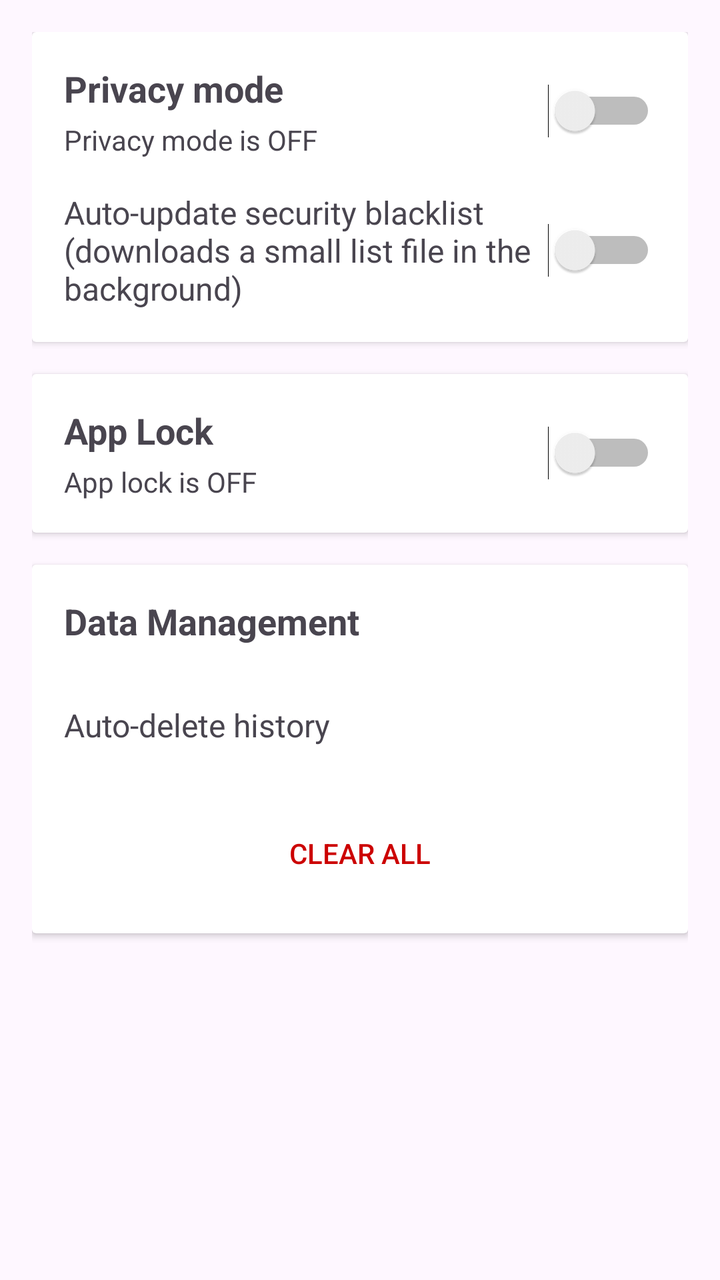
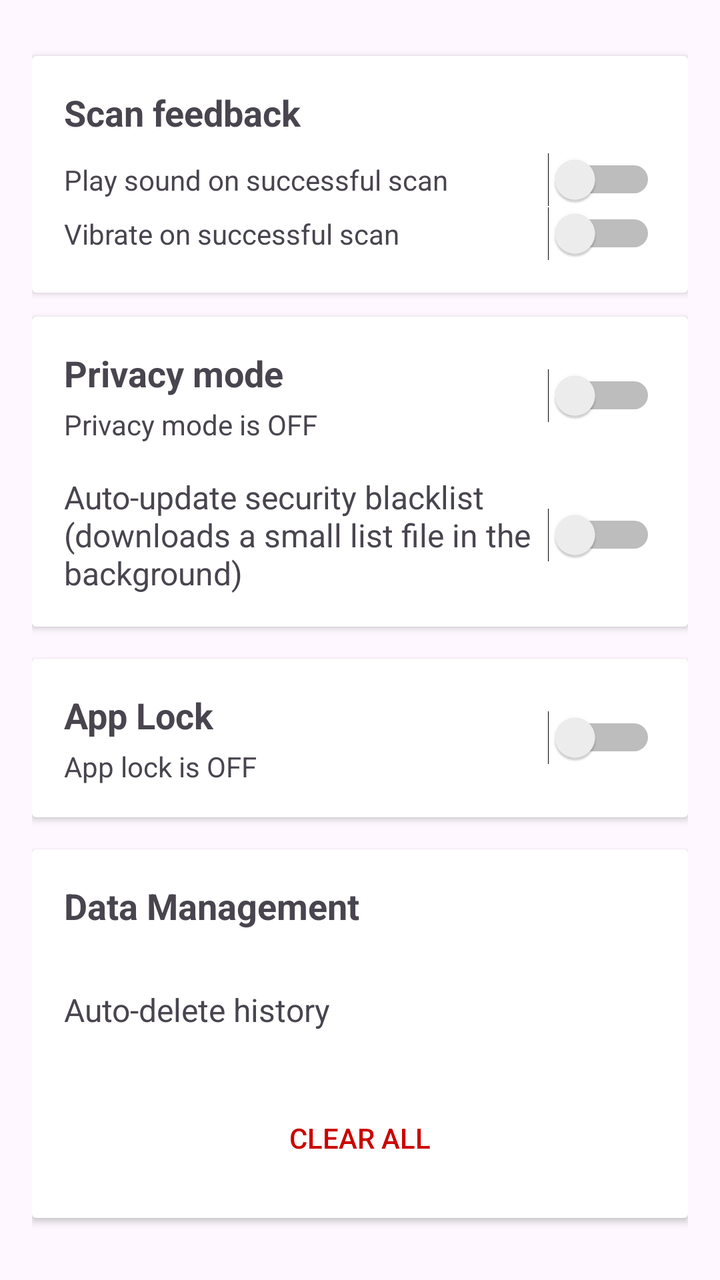

An Android layout rendered at two revisions. The XML below is the earlier revision; the diff shows what the commit changed to produce the second picture.
<!-- AndroidManifest.xml: application theme Theme.QRCodeSimple -->
<!-- res/layout/activity_privacy_settings.xml -->
<?xml version="1.0" encoding="utf-8"?>
<LinearLayout xmlns:android="http://schemas.android.com/apk/res/android"
    xmlns:app="http://schemas.android.com/apk/res-auto"
    android:layout_width="match_parent"
    android:layout_height="match_parent"
    android:orientation="vertical"
    android:padding="16dp">

    <androidx.cardview.widget.CardView
        android:layout_width="match_parent"
        android:layout_height="wrap_content">

        <LinearLayout
            android:layout_width="match_parent"
            android:layout_height="wrap_content"
            android:orientation="vertical"
            android:padding="16dp">

            <LinearLayout
                android:layout_width="match_parent"
                android:layout_height="wrap_content"
                android:orientation="horizontal"
                android:gravity="center_vertical">

                <LinearLayout
                    android:layout_width="0dp"
                    android:layout_height="wrap_content"
                    android:layout_weight="1"
                    android:orientation="vertical">

                    <TextView
                        android:layout_width="wrap_content"
                        android:layout_height="wrap_content"
                        android:text="@string/privacy_mode"
                        android:textSize="18sp"
                        android:textStyle="bold" />

                    <TextView
                        android:id="@+id/tvPrivacyStatus"
                        android:layout_width="wrap_content"
                        android:layout_height="wrap_content"
                        android:text="@string/privacy_mode_off"
                        android:textSize="14sp"
                        android:layout_marginTop="4dp" />

                </LinearLayout>

                <Switch
                    android:id="@+id/switchPrivacyMode"
                    android:layout_width="wrap_content"
                    android:layout_height="wrap_content" />

            </LinearLayout>

            <LinearLayout
                android:layout_width="match_parent"
                android:layout_height="wrap_content"
                android:orientation="horizontal"
                android:gravity="center_vertical"
                android:layout_marginTop="16dp">

                <TextView
                    android:layout_width="0dp"
                    android:layout_height="wrap_content"
                    android:layout_weight="1"
                    android:text="@string/blacklist_auto_update"
                    android:textSize="16sp" />

                <Switch
                    android:id="@+id/switchBlacklistAutoUpdate"
                    android:layout_width="wrap_content"
                    android:layout_height="wrap_content" />

            </LinearLayout>

        </LinearLayout>

    </androidx.cardview.widget.CardView>

    <androidx.cardview.widget.CardView
        android:id="@+id/cardPrivacyInfo"
        android:layout_width="match_parent"
        android:layout_height="wrap_content"
        android:layout_marginTop="16dp"
        android:visibility="gone">

        <LinearLayout
            android:layout_width="match_parent"
            android:layout_height="wrap_content"
            android:orientation="vertical"
            android:padding="16dp">

            <TextView
                android:layout_width="wrap_content"
                android:layout_height="wrap_content"
                android:text="@string/privacy_mode_active"
                android:textSize="16sp"
                android:textStyle="bold"
                android:textColor="?attr/colorPrimary" />

            <TextView
                android:layout_width="wrap_content"
                android:layout_height="wrap_content"
                android:text="@string/privacy_mode_info"
                android:textSize="14sp"
                android:layout_marginTop="8dp" />

        </LinearLayout>

    </androidx.cardview.widget.CardView>

    <androidx.cardview.widget.CardView
        android:layout_width="match_parent"
        android:layout_height="wrap_content"
        android:layout_marginTop="16dp">

        <LinearLayout
            android:layout_width="match_parent"
            android:layout_height="wrap_content"
            android:orientation="vertical"
            android:padding="16dp">

            <LinearLayout
                android:layout_width="match_parent"
                android:layout_height="wrap_content"
                android:orientation="horizontal"
                android:gravity="center_vertical">

                <LinearLayout
                    android:layout_width="0dp"
                    android:layout_height="wrap_content"
                    android:layout_weight="1"
                    android:orientation="vertical">

                    <TextView
                        android:layout_width="wrap_content"
                        android:layout_height="wrap_content"
                        android:text="@string/app_lock"
                        android:textSize="18sp"
                        android:textStyle="bold" />

                    <TextView
                        android:id="@+id/tvAppLockStatus"
                        android:layout_width="wrap_content"
                        android:layout_height="wrap_content"
                        android:text="@string/app_lock_disabled"
                        android:textSize="14sp"
                        android:layout_marginTop="4dp" />

                </LinearLayout>

                <Switch
                    android:id="@+id/switchAppLock"
                    android:layout_width="wrap_content"
                    android:layout_height="wrap_content" />

            </LinearLayout>

            <Button
                android:id="@+id/btnChangePin"
                android:layout_width="match_parent"
                android:layout_height="wrap_content"
                android:layout_marginTop="16dp"
                android:text="@string/change_pin"
                android:visibility="gone"
                style="?android:attr/borderlessButtonStyle" />

        </LinearLayout>

    </androidx.cardview.widget.CardView>

    <androidx.cardview.widget.CardView
        android:layout_width="match_parent"
        android:layout_height="wrap_content"
        android:layout_marginTop="16dp">

        <LinearLayout
            android:layout_width="match_parent"
            android:layout_height="wrap_content"
            android:orientation="vertical"
            android:padding="16dp">

            <TextView
                android:layout_width="wrap_content"
                android:layout_height="wrap_content"
                android:text="@string/data_management"
                android:textSize="18sp"
                android:textStyle="bold" />

            <LinearLayout
                android:layout_width="match_parent"
                android:layout_height="wrap_content"
                android:orientation="horizontal"
                android:gravity="center_vertical"
                android:layout_marginTop="16dp">

                <TextView
                    android:layout_width="0dp"
                    android:layout_height="wrap_content"
                    android:layout_weight="1"
                    android:text="@string/history_retention"
                    android:textSize="16sp" />

                <Button
                    android:id="@+id/btnHistoryRetention"
                    android:layout_width="wrap_content"
                    android:layout_height="wrap_content"
                    style="?android:attr/borderlessButtonStyle" />

            </LinearLayout>

            <Button
                android:id="@+id/btnClearAllHistory"
                android:layout_width="match_parent"
                android:layout_height="wrap_content"
                android:layout_marginTop="16dp"
                android:text="@string/clear_all"
                android:textColor="@android:color/holo_red_dark"
                style="?android:attr/borderlessButtonStyle" />

        </LinearLayout>

    </androidx.cardview.widget.CardView>

</LinearLayout>
<!-- resources referenced by this layout -->
<resources>
  <string name="app_lock">App Lock</string>
  <string name="app_lock_disabled">App lock is OFF</string>
  <string name="blacklist_auto_update">Auto-update security blacklist (downloads a small list file in the background)</string>
  <string name="change_pin">Change PIN</string>
  <string name="clear_all">Clear All</string>
  <string name="data_management">Data Management</string>
  <string name="history_retention">Auto-delete history</string>
  <string name="privacy_mode">Privacy mode</string>
  <string name="privacy_mode_active">Privacy Mode Active</string>
  <string name="privacy_mode_info">• Scan results will not be saved\n• Generate history will not be saved\n• Existing history is preserved</string>
  <string name="privacy_mode_off">Privacy mode is OFF</string>
  <style name="Theme.QRCodeSimple" parent="Theme.Material3.DayNight.NoActionBar">
          <item name="colorPrimary">@color/cyan_500</item>
          <item name="colorPrimaryVariant">@color/cyan_700</item>
          <item name="colorOnPrimary">@color/black</item>
          <item name="colorSecondary">@color/teal_200</item>
          <item name="colorSecondaryVariant">@color/teal_700</item>
          <item name="colorOnSecondary">@color/black</item>
          <item name="android:statusBarColor">?attr/colorPrimaryVariant</item>
      </style>
  <color name="cyan_500">#FF00BCD4</color>
  <color name="cyan_700">#FF0097A7</color>
  <color name="black">#FF000000</color>
  <color name="teal_200">#FF03DAC5</color>
  <color name="teal_700">#FF018786</color>
</resources>

<!-- the commit's change to res/layout/activity_privacy_settings.xml (unified diff, before → after) -->
@@ -8,7 +8,71 @@
 
     <androidx.cardview.widget.CardView
         android:layout_width="match_parent"
-        android:layout_height="wrap_content">
+        android:layout_height="wrap_content"
+        android:layout_marginTop="12dp">
+
+        <LinearLayout
+            android:layout_width="match_parent"
+            android:layout_height="wrap_content"
+            android:orientation="vertical"
+            android:padding="16dp">
+
+            <TextView
+                android:layout_width="wrap_content"
+                android:layout_height="wrap_content"
+                android:text="@string/scan_feedback"
+                android:textSize="18sp"
+                android:textStyle="bold"
+                android:layout_marginBottom="8dp" />
+
+            <LinearLayout
+                android:layout_width="match_parent"
+                android:layout_height="wrap_content"
+                android:orientation="horizontal"
+                android:gravity="center_vertical">
+
+                <TextView
+                    android:layout_width="0dp"
+                    android:layout_height="wrap_content"
+                    android:layout_weight="1"
+                    android:text="@string/scan_sound"
+                    android:textSize="14sp" />
+
+                <Switch
+                    android:id="@+id/switchScanSound"
+                    android:layout_width="wrap_content"
+                    android:layout_height="wrap_content" />
+
+            </LinearLayout>
+
+            <LinearLayout
+                android:layout_width="match_parent"
+                android:layout_height="wrap_content"
+                android:orientation="horizontal"
+                android:gravity="center_vertical">
+
+                <TextView
+                    android:layout_width="0dp"
+                    android:layout_height="wrap_content"
+                    android:layout_weight="1"
+                    android:text="@string/scan_vibration"
+                    android:textSize="14sp" />
+
+                <Switch
+                    android:id="@+id/switchScanVibration"
+                    android:layout_width="wrap_content"
+                    android:layout_height="wrap_content" />
+
+            </LinearLayout>
+
+        </LinearLayout>
+
+    </androidx.cardview.widget.CardView>
+
+    <androidx.cardview.widget.CardView
+        android:layout_width="match_parent"
+        android:layout_height="wrap_content"
+        android:layout_marginTop="12dp">
 
         <LinearLayout
             android:layout_width="match_parent"
<!-- resource entries referenced after the edit -->
@@ -11,6 +11,9 @@
   <string name="privacy_mode_active">Privacy Mode Active</string>
   <string name="privacy_mode_info">• Scan results will not be saved\n• Generate history will not be saved\n• Existing history is preserved</string>
   <string name="privacy_mode_off">Privacy mode is OFF</string>
+  <string name="scan_feedback">Scan feedback</string>
+  <string name="scan_sound">Play sound on successful scan</string>
+  <string name="scan_vibration">Vibrate on successful scan</string>
   <style name="Theme.QRCodeSimple" parent="Theme.Material3.DayNight.NoActionBar">
           <item name="colorPrimary">@color/cyan_500</item>
           <item name="colorPrimaryVariant">@color/cyan_700</item>
